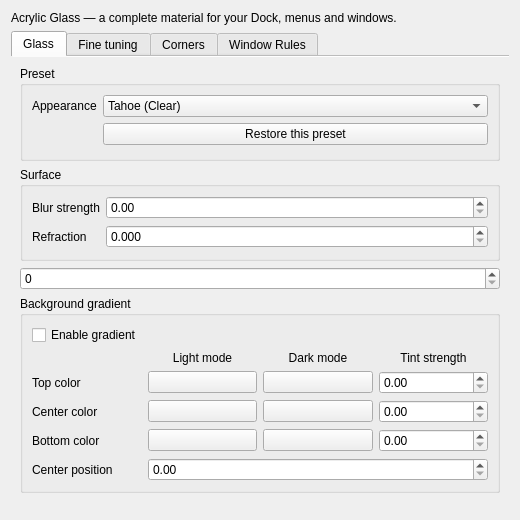
Before: the Qt Designer form src/offline/kwin-effects/acrylic-glass/src/kcm/config.ui in lestercorderomurillo/macos-tahoe-liquid-kde, drawn with Qt 5.
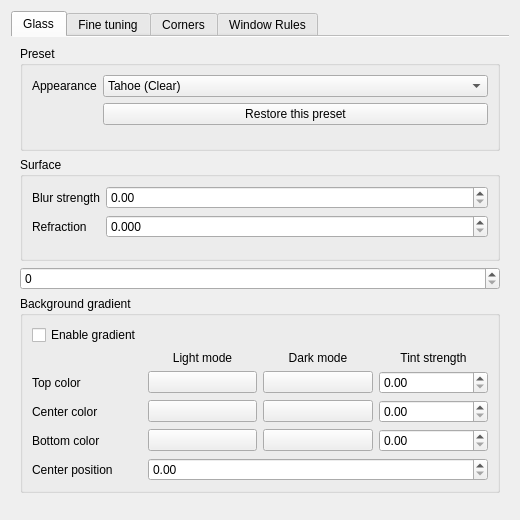
After: the same form once the commit is applied. Custom widgets are drawn as their Qt base class.

Commit message: Copy full material settings between Acrylic Glass components

```diff
--- a/src/offline/kwin-effects/acrylic-glass/src/kcm/config.ui
+++ b/src/offline/kwin-effects/acrylic-glass/src/kcm/config.ui
@@ -11,16 +11,6 @@
    </rect>
   </property>
   <layout class="QVBoxLayout" name="verticalLayoutMain">
-   <item>
-    <widget class="QLabel" name="introLabel">
-     <property name="text">
-      <string>Acrylic Glass — a complete material for your Dock, menus and windows.</string>
-     </property>
-     <property name="wordWrap">
-      <bool>true</bool>
-     </property>
-    </widget>
-   </item>
    <item>
     <widget class="QTabWidget" name="settingsTabs">
      <property name="documentMode">
```
The commit also changes 12 other files.
